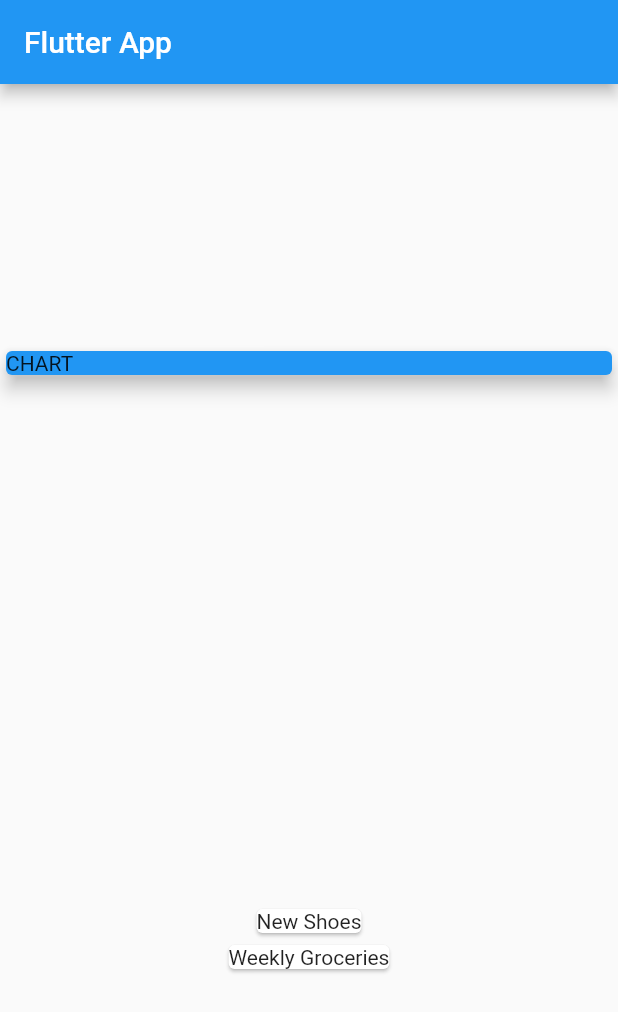
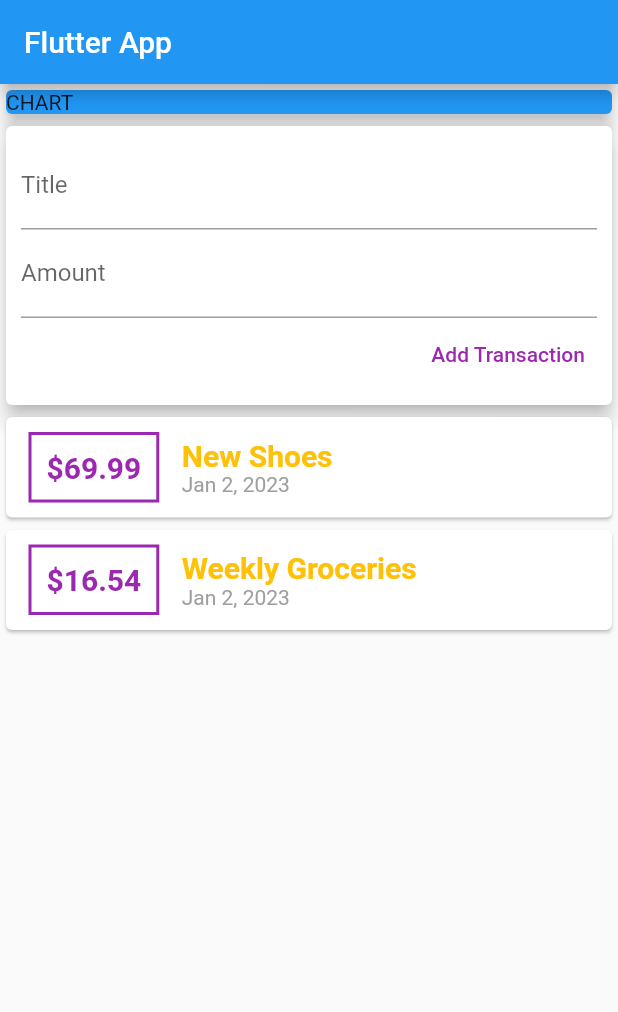
Before and after one commit to farhank9821/Expense-Tracker, a Flutter app: the screen it shows after launch, on a phone screen of 412 x 824 dp. Shown: the top 1012 px of the screen. Run offline on Flutter 3.47's test engine with Material 2 defaults, Android fonts, the phone set to English and light mode, and no system bars; missing offline and left inert: dart:js_util.

Commit message:
initial stage

```diff
--- a/lib/main.dart
+++ b/lib/main.dart
@@ -1,5 +1,6 @@
 // ignore_for_file: prefer_const_constructors
-import './transaction.dart';
+
+import './widgets/user_transactions.dart';
 import 'package:flutter/material.dart';
 
 void main() {
@@ -17,20 +18,11 @@ class MyApp extends StatelessWidget {
 }
 
 class MyHomePage extends StatelessWidget {
-  final List<Transaction> transactions = [
-    Transaction(
-      id: 't1',
-      title: 'New Shoes',
-      amount: 69.99,
-      date: DateTime.now(),
-    ),
-    Transaction(
-      id: 't2',
-      title: 'Weekly Groceries',
-      amount: 16.54,
-      date: DateTime.now(),
-    ),
-  ];
+  // late String titleInput;
+  // late String amountInput;
+
+  final titleControler = TextEditingController();
+  final amountControler = TextEditingController();
 
   @override
   Widget build(BuildContext context) {
@@ -39,7 +31,7 @@ class MyHomePage extends StatelessWidget {
           title: Text('Flutter App'),
         ),
         body: Column(
-          mainAxisAlignment: MainAxisAlignment.spaceAround,
+          //mainAxisAlignment: MainAxisAlignment.start,
           crossAxisAlignment: CrossAxisAlignment.stretch,
           children: <Widget>[
             Container(
@@ -50,13 +42,7 @@ class MyHomePage extends StatelessWidget {
                 elevation: 5,
               ),
             ),
-            Column(
-              children: transactions.map((tx) {
-                return Card(
-                  child: Text(tx.title),
-                );
-              }).toList(),
-            ),
+            UserTransaction()
           ],
         ));
   }
--- /dev/null
+++ b/lib/widgets/new_transaction.dart
@@ -0,0 +1,49 @@
+import 'dart:js_util';
+
+import 'package:flutter/material.dart';
+
+class NewTransaction extends StatelessWidget {
+  final Function addTx;
+  final titleControler = TextEditingController();
+  final amountControler = TextEditingController();
+
+  NewTransaction(this.addTx);
+
+  @override
+  Widget build(BuildContext context) {
+    return Card(
+      elevation: 5,
+      child: Container(
+        padding: EdgeInsets.all(10),
+        child: Column(crossAxisAlignment: CrossAxisAlignment.end, children: [
+          TextField(
+            decoration: InputDecoration(labelText: 'Title'),
+            // onChanged: (val) {
+            //   titleInput = val;
+            // },
+            controller: titleControler,
+          ),
+          TextField(
+            decoration: InputDecoration(labelText: 'Amount'),
+            // onChanged: (val) {
+            //   amountInput = val;
+            // },
+            controller: amountControler,
+          ),
+          TextButton(
+            onPressed: () {
+              addTx(
+                titleControler.text,
+                double.parse(amountControler.text),
+              );
+            },
+            child: Text('Add Transaction'),
+            style: TextButton.styleFrom(
+              foregroundColor: Colors.purple,
+            ),
+          ),
+        ]),
+      ),
+    );
+  }
+}
--- /dev/null
+++ b/lib/widgets/transaction_list.dart
@@ -0,0 +1,56 @@
+import 'package:flutter/material.dart';
+
+import '../models/transaction.dart';
+import 'package:intl/intl.dart';
+
+class TransactionList extends StatelessWidget {
+  final List<Transaction> transactions;
+
+  TransactionList(this.transactions);
+
+  @override
+  Widget build(BuildContext context) {
+    return Column(
+      children: transactions.map((tx) {
+        return Card(
+          child: Row(children: [
+            Container(
+              margin: EdgeInsets.symmetric(
+                vertical: 10,
+                horizontal: 15,
+              ),
+              decoration: BoxDecoration(
+                  border: Border.all(
+                color: Colors.purple,
+                width: 2,
+              )),
+              padding: EdgeInsets.all(10),
+              child: Text(
+                '\$${tx.amount}',
+                style: TextStyle(
+                    fontWeight: FontWeight.bold,
+                    fontSize: 20,
+                    color: Colors.purple),
+              ),
+            ),
+            Column(
+              crossAxisAlignment: CrossAxisAlignment.start,
+              children: [
+                Text(
+                  tx.title,
+                  style: TextStyle(
+                    fontWeight: FontWeight.bold,
+                    fontSize: 20,
+                    color: Colors.amber,
+                  ),
+                ),
+                Text(DateFormat.yMMMd().format(tx.date),
+                    style: TextStyle(color: Colors.grey))
+              ],
+            )
+          ]),
+        );
+      }).toList(),
+    );
+  }
+}
--- /dev/null
+++ b/lib/widgets/user_transactions.dart
@@ -0,0 +1,52 @@
+import 'package:flutter/material.dart';
+
+import './new_transaction.dart';
+import './transaction_list.dart';
+import '../models/transaction.dart';
+
+class UserTransaction extends StatefulWidget {
+  const UserTransaction({super.key});
+
+  @override
+  State<UserTransaction> createState() => _UserTransactionState();
+}
+
+class _UserTransactionState extends State<UserTransaction> {
+  final List<Transaction> _userTransactions = [
+    Transaction(
+      id: 't1',
+      title: 'New Shoes',
+      amount: 69.99,
+      date: DateTime.now(),
+    ),
+    Transaction(
+      id: 't2',
+      title: 'Weekly Groceries',
+      amount: 16.54,
+      date: DateTime.now(),
+    ),
+  ];
+
+  void _addNewTransaction(String txTitle, double txAmount) {
+    final newTx = Transaction(
+      title: txTitle,
+      amount: txAmount,
+      date: DateTime.now(),
+      id: DateTime.now().toString(),
+    );
+
+    setState(() {
+      _userTransactions.add(newTx);
+    });
+  }
+
+  @override
+  Widget build(BuildContext context) {
+    return Column(
+      children: [
+        NewTransaction(_addNewTransaction),
+        TransactionList(_userTransactions),
+      ],
+    );
+  }
+}
--- a/pubspec.yaml
+++ b/pubspec.yaml
@@ -31,6 +31,7 @@ environment:
 dependencies:
   flutter:
     sdk: flutter
+  intl: ^0.18.0
 
 
   # The following adds the Cupertino Icons font to your application.
```
Also changed, not shown: lib/models/transaction.dart (renamed from lib/transaction.dart), pubspec.lock.
